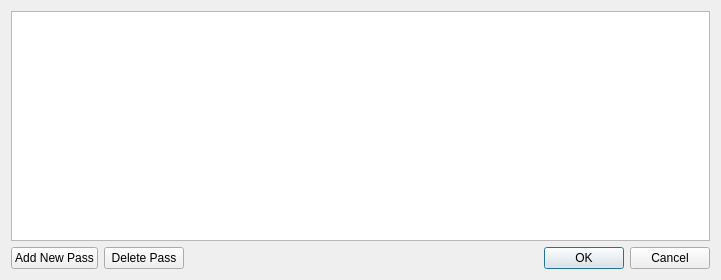
Old version of the form accupatt/windows/ui/passManager.ui in the repository gill14/AccuPatt.
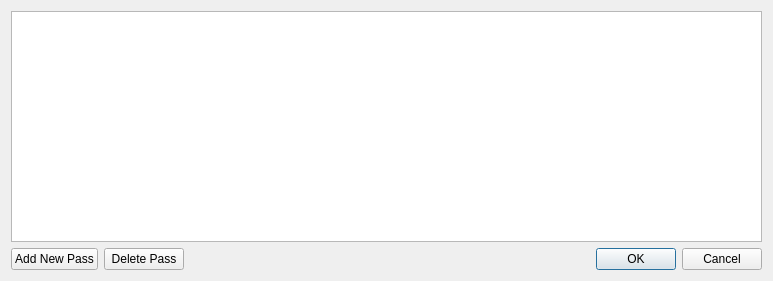
New version of the form.

```diff
--- a/accupatt/windows/ui/passManager.ui
+++ b/accupatt/windows/ui/passManager.ui
@@ -6,13 +6,19 @@
    <rect>
     <x>0</x>
     <y>0</y>
-    <width>721</width>
-    <height>280</height>
+    <width>773</width>
+    <height>281</height>
    </rect>
   </property>
   <property name="windowTitle">
    <string>Pass Manager</string>
   </property>
+  <property name="sizeGripEnabled">
+   <bool>false</bool>
+  </property>
+  <property name="modal">
+   <bool>true</bool>
+  </property>
   <layout class="QVBoxLayout" name="verticalLayout">
    <item>
     <widget class="QTableView" name="tableView">
```
